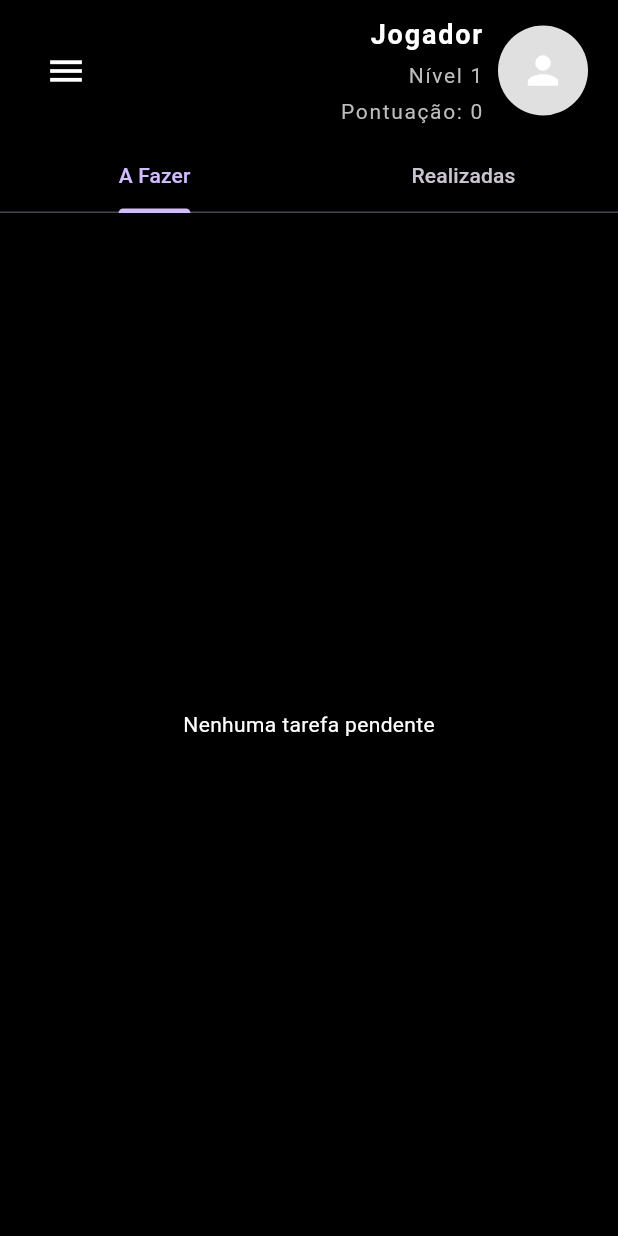
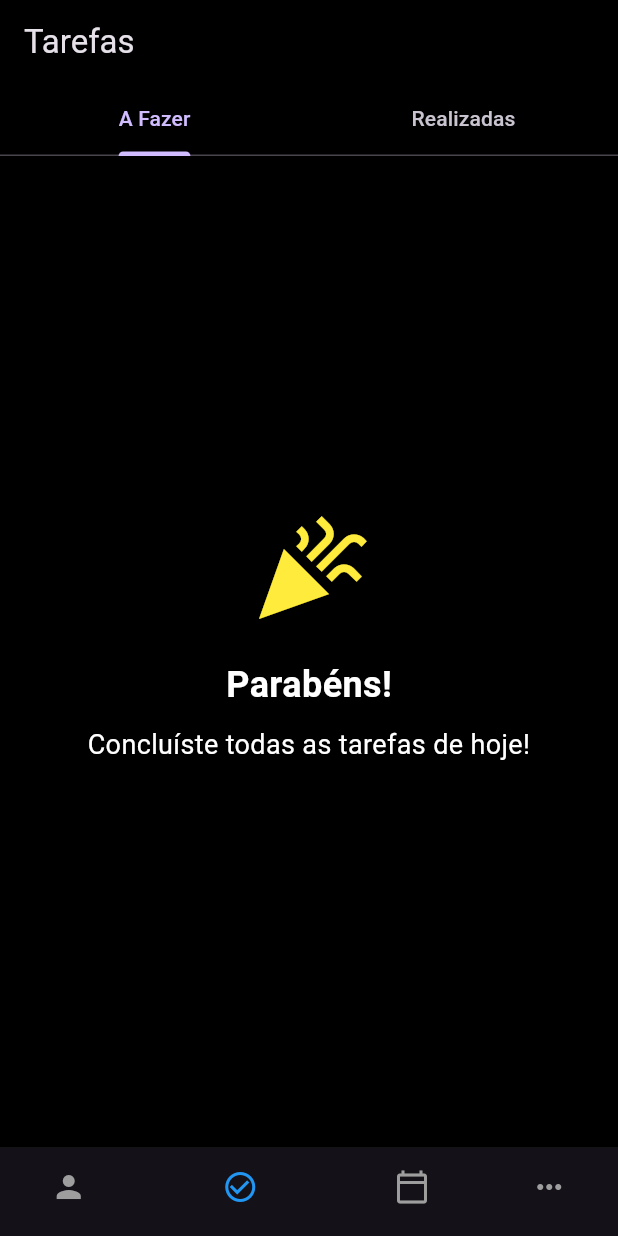
Before and after one commit to JoaoSousa17/Projeto_App_Gestor_Tarefas, a Flutter app: the screen it shows after launch, on a phone screen of 412 x 824 dp. Run offline on Flutter 3.47's test engine with Material 3 defaults, Android fonts, the phone set to English and light mode, and no system bars; our stand-ins replace supabase; accounts and stored records are empty.

Commit message:
Design Update

```diff
--- /dev/null
+++ b/lib/bottom_menu.dart
@@ -0,0 +1,84 @@
+import 'package:flutter/material.dart';
+import 'profile_page.dart';
+import 'tarefas_page.dart';
+import 'dias_anteriores_page.dart';
+import 'options_page.dart';
+
+class BottomMenu extends StatelessWidget {
+  final int currentIndex;
+
+  const BottomMenu({Key? key, required this.currentIndex}) : super(key: key);
+
+  @override
+  Widget build(BuildContext context) {
+    return Container(
+      decoration: BoxDecoration(
+        color: Colors.grey[900],
+        boxShadow: [
+          BoxShadow(
+            color: Colors.black.withOpacity(0.3),
+            blurRadius: 10,
+            offset: Offset(0, -5),
+          ),
+        ],
+      ),
+      child: BottomNavigationBar(
+        currentIndex: currentIndex,
+        onTap: (index) {
+          if (index != currentIndex) {
+            switch (index) {
+              case 0:
+                Navigator.pushReplacement(
+                  context,
+                  MaterialPageRoute(builder: (context) => ProfilePage()),
+                );
+                break;
+              case 1:
+                Navigator.pushReplacement(
+                  context,
+                  MaterialPageRoute(builder: (context) => TarefasPage()),
+                );
+                break;
+              case 2:
+                Navigator.pushReplacement(
+                  context,
+                  MaterialPageRoute(builder: (context) => DiasAnterioresPage()),
+                );
+                break;
+              case 3:
+                Navigator.pushReplacement(
+                  context,
+                  MaterialPageRoute(builder: (context) => OptionsPage()),
+                );
+                break;
+            }
+          }
+        },
+        items: [
+          BottomNavigationBarItem(
+            icon: Icon(Icons.person),
+            label: '',
+          ),
+          BottomNavigationBarItem(
+            icon: Icon(Icons.check_circle_outline),
+            label: '',
+          ),
+          BottomNavigationBarItem(
+            icon: Icon(Icons.calendar_today_outlined),
+            label: '',
+          ),
+          BottomNavigationBarItem(
+            icon: Icon(Icons.more_horiz),
+            label: '',
+          ),
+        ],
+        showSelectedLabels: false,
+        showUnselectedLabels: false,
+        backgroundColor: Colors.transparent,
+        elevation: 0,
+        selectedItemColor: Colors.blue,
+        unselectedItemColor: Colors.grey,
+      ),
+    );
+  }
+}
--- a/lib/dias_anteriores_page.dart
+++ b/lib/dias_anteriores_page.dart
@@ -1,6 +1,7 @@
 import 'package:flutter/material.dart';
 import 'supabase_service.dart';
 import 'tarefas_page.dart';
+import 'bottom_menu.dart';
 
 class DiasAnterioresPage extends StatefulWidget {
   @override
@@ -103,6 +104,7 @@ class _DiasAnterioresPageState extends State<DiasAnterioresPage> with SingleTick
               ],
             ),
       backgroundColor: Colors.black,
+      bottomNavigationBar: BottomMenu(currentIndex: 2),
     );
   }
 
--- a/lib/options_page.dart
+++ b/lib/options_page.dart
@@ -2,6 +2,7 @@ import 'package:flutter/material.dart';
 import 'tarefas_page.dart';          // Importa a página de Tarefas
 import 'dias_anteriores_page.dart'; // Importa a página de Dias Anteriores
 import 'pomodoro_page.dart';        // Importa a página de Pomodoro
+import 'bottom_menu.dart';
 
 class OptionsPage extends StatelessWidget {
   const OptionsPage({Key? key}) : super(key: key);
@@ -75,6 +76,7 @@ class OptionsPage extends StatelessWidget {
         ),
       ),
       backgroundColor: Colors.black,  // Fundo escuro para manter o design minimalista e futurista
+      bottomNavigationBar: BottomMenu(currentIndex: 3)
     );
   }
 }
--- a/lib/tarefas_page.dart
+++ b/lib/tarefas_page.dart
@@ -1,7 +1,7 @@
 import 'package:flutter/material.dart';
 import 'supabase_service.dart';
-import 'top_menu.dart';
 import 'options_page.dart';
+import 'bottom_menu.dart';
 
 class TarefasPage extends StatefulWidget {
   final String? data;
@@ -160,6 +160,89 @@ class _TarefasPageState extends State<TarefasPage> with SingleTickerProviderStat
     );
   }
 
+  Widget _buildEmptyTaskMessage() {
+    return Center(
+      child: Column(
+        mainAxisAlignment: MainAxisAlignment.center,
+        children: [
+          Icon(
+            Icons.celebration,
+            size: 80,
+            color: Colors.yellow,
+          ),
+          SizedBox(height: 20),
+          Text(
+            'Parabéns!',
+            style: TextStyle(
+              color: Colors.white,
+              fontSize: 24,
+              fontWeight: FontWeight.bold,
+            ),
+          ),
+          SizedBox(height: 10),
+          Text(
+            'Concluíste todas as tarefas de hoje!',
+            style: TextStyle(
+              color: Colors.white,
+              fontSize: 18,
+            ),
+            textAlign: TextAlign.center,
+          ),
+          SizedBox(height: 20),
+        ],
+      ),
+    );
+  }
+
+   Widget _buildNoCompletedTasksMessage() {
+    return Center(
+      child: Column(
+        mainAxisAlignment: MainAxisAlignment.center,
+        children: [
+          Container(
+            decoration: BoxDecoration(
+              shape: BoxShape.circle,
+              color: Colors.red,
+            ),
+            padding: EdgeInsets.all(20),
+            child: Icon(
+              Icons.close,
+              size: 60,
+              color: Colors.white,
+            ),
+          ),
+          SizedBox(height: 20),
+          Text(
+            'Ainda não completaste',
+            style: TextStyle(
+              color: Colors.white,
+              fontSize: 24,
+              fontWeight: FontWeight.bold,
+            ),
+          ),
+          Text(
+            'qualquer tarefa hoje!',
+            style: TextStyle(
+              color: Colors.white,
+              fontSize: 24,
+              fontWeight: FontWeight.bold,
+            ),
+          ),
+          SizedBox(height: 10),
+          Text(
+            'Que tal começar agora?',
+            style: TextStyle(
+              color: Colors.white,
+              fontSize: 18,
+            ),
+            textAlign: TextAlign.center,
+          ),
+          SizedBox(height: 20),
+        ],
+      ),
+    );
+  }
+
   @override
   Widget build(BuildContext context) {
     List<Map<String, dynamic>> tarefasNaoRealizadas = [];
@@ -175,20 +258,12 @@ class _TarefasPageState extends State<TarefasPage> with SingleTickerProviderStat
     }
 
     return Scaffold(
+      appBar: AppBar(
+        title: Text('Tarefas'),
+        backgroundColor: Colors.black,
+      ),
       body: Column(
         children: [
-          TopMenu(
-            avatarUrl: perfilUsuario['avatar_url'] ?? '',
-            nome: perfilUsuario['nome'] ?? 'Jogador',
-            nivel: perfilUsuario['nivel'] ?? 1,
-            pontuacaoTotal: perfilUsuario?['pontuacao'] ?? 0,
-            onOptionsPressed: () {
-              Navigator.push(
-                context,
-                MaterialPageRoute(builder: (context) => OptionsPage()),
-              ).then((_) => _buscarDados());
-            },
-          ),
           TabBar(
             controller: _tabController,
             tabs: [
@@ -202,14 +277,14 @@ class _TarefasPageState extends State<TarefasPage> with SingleTickerProviderStat
               children: [
                 // Lista de tarefas não realizadas
                 tarefasNaoRealizadas.isEmpty
-                    ? Center(child: Text('Nenhuma tarefa pendente', style: TextStyle(color: Colors.white)))
+                    ? _buildEmptyTaskMessage()
                     : ListView.builder(
                         itemCount: tarefasNaoRealizadas.length,
                         itemBuilder: (context, index) => _buildTarefaItem(tarefasNaoRealizadas[index], false),
                       ),
                 // Lista de tarefas realizadas
                 tarefasRealizadas.isEmpty
-                    ? Center(child: Text('Nenhuma tarefa realizada', style: TextStyle(color: Colors.white)))
+                    ? _buildNoCompletedTasksMessage()
                     : ListView.builder(
                         itemCount: tarefasRealizadas.length,
                         itemBuilder: (context, index) => _buildTarefaItem(tarefasRealizadas[index], true),
@@ -220,6 +295,7 @@ class _TarefasPageState extends State<TarefasPage> with SingleTickerProviderStat
         ],
       ),
       backgroundColor: Colors.black,
+      bottomNavigationBar: BottomMenu(currentIndex: 1),
     );
   }
 }
```
Also changed, not shown: lib/add_task_page.dart (added, +133 -0 lines), lib/profile_page.dart (added, +205 -0 lines), lib/remove_task_page.dart (added, +81 -0 lines), lib/supabase_service.dart (+24 -5 lines).
